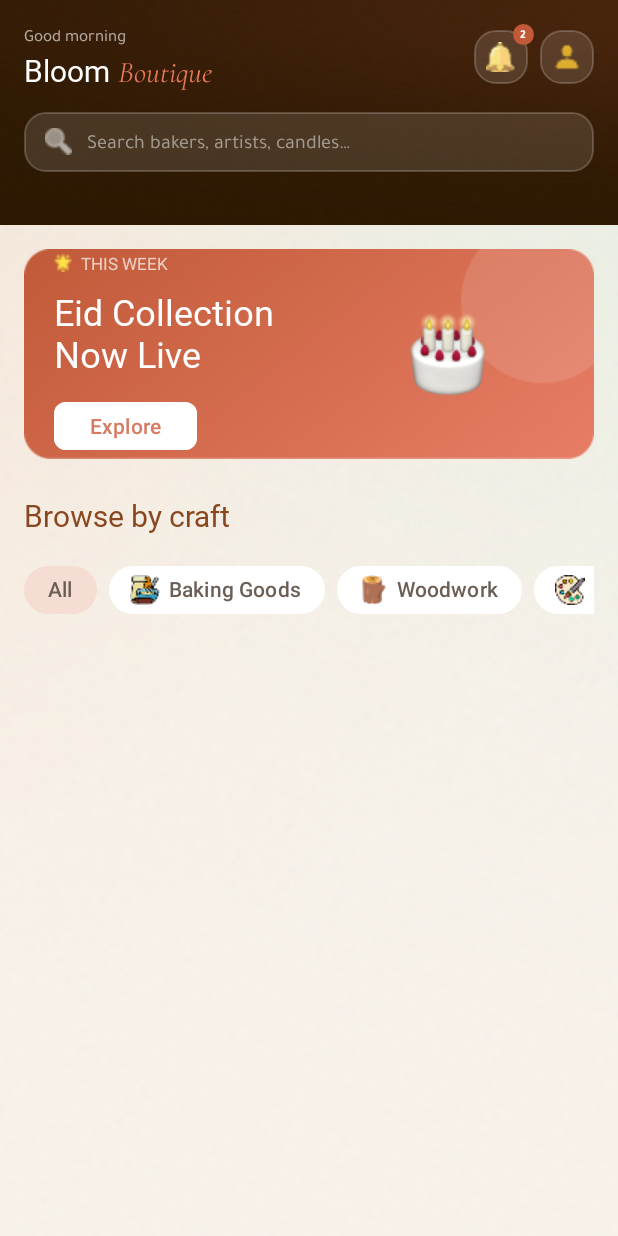
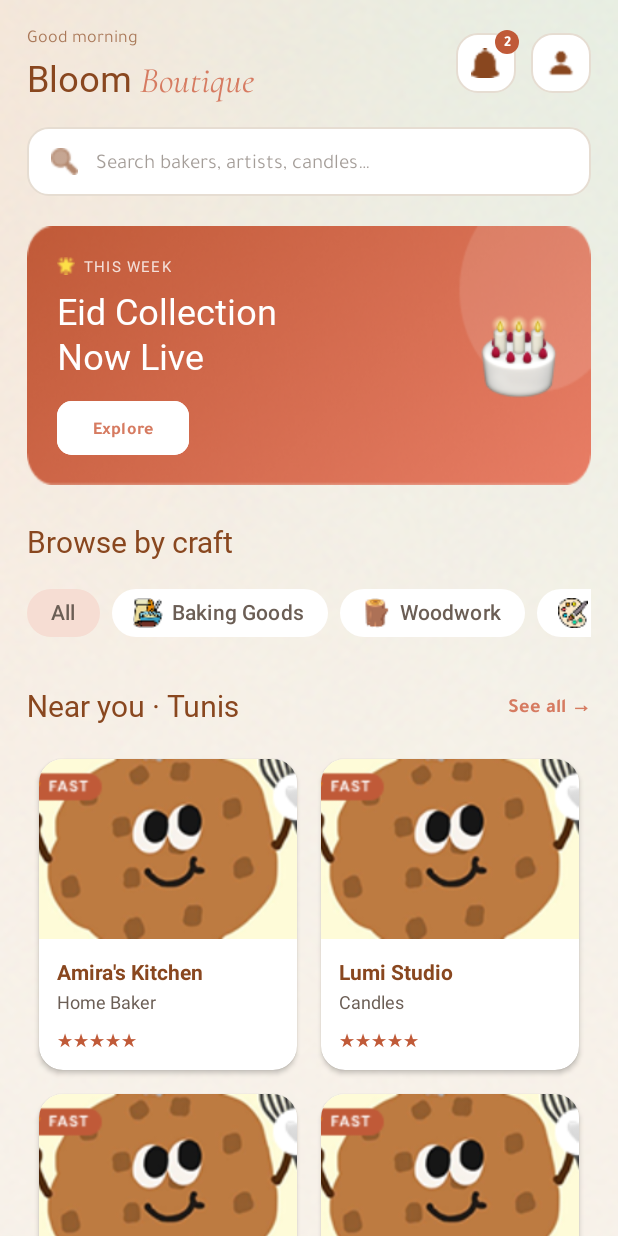
Before and after one commit to eya568/SoukHiraf, an Android app: the HomeActivity screen opened directly, with no data from a screen before it, on a phone screen of 412 x 824 dp. Run offline under Robolectric (Android 15) with nearby library versions, the phone set to English and light mode, and no system bars.

Commit message:
Refresh owner home with artisan grid
Revamp the owner home screen with a scrollable layout, updated search styling, craft filters, and a two-column artisan feed. Update the Artisan constructor to match the displayed data.

```diff
--- a/app/src/main/java/com/example/myapplication/Artisan.java
+++ b/app/src/main/java/com/example/myapplication/Artisan.java
@@ -6,7 +6,7 @@ public class Artisan {
     private String rating;
     private String price;
     private int imageResId;
-    public Artisan(String name, String craft, String rating, String price, int imageResId) {
+    public Artisan(String name, String craft, String rating, int imageResId) {
         this.name = name;
         this.craft = craft;
         this.rating = rating;
--- a/app/src/main/java/com/example/myapplication/HomeActivity.java
+++ b/app/src/main/java/com/example/myapplication/HomeActivity.java
@@ -1,4 +1,6 @@
 package com.example.myapplication;
+
+import static com.example.myapplication.R.*;
 
 import android.os.Bundle;
 
@@ -7,6 +9,11 @@ import androidx.appcompat.app.AppCompatActivity;
 import androidx.core.graphics.Insets;
 import androidx.core.view.ViewCompat;
 import androidx.core.view.WindowInsetsCompat;
+import androidx.recyclerview.widget.GridLayoutManager;
+import androidx.recyclerview.widget.RecyclerView;
+
+import java.util.ArrayList;
+import java.util.List;
 
 public class HomeActivity extends AppCompatActivity {
 
@@ -20,6 +27,23 @@ public class HomeActivity extends AppCompatActivity {
             v.setPadding(systemBars.left, systemBars.top, systemBars.right, systemBars.bottom);
             return insets;
         });
+        // 1. Find the RecyclerView
+        RecyclerView recyclerView = findViewById(R.id.rvArtisans);
 
+        // 2. Set it to a 2-column Grid
+        recyclerView.setLayoutManager(new GridLayoutManager(this, 2));
+
+        // 3. Create some dummy data using your Artisan class
+        List<Artisan> artisanList = new ArrayList<>();
+
+        // Replace R.drawable.placeholder_image with actual images if you have them in your drawable folder!
+        artisanList.add(new Artisan("Amira's Kitchen", "Home Baker", "35 DT+", R.drawable.placeholder_image));
+        artisanList.add(new Artisan("Lumi Studio", "Candles", "18 DT+", R.drawable.placeholder_image));
+        artisanList.add(new Artisan("Pottery Haven", "Ceramics", "35 DT+", R.drawable.placeholder_image));
+        artisanList.add(new Artisan("Goody Shop", "Knitting", "35 DT+", R.drawable.placeholder_image));
+
+        // 4. Create the Adapter and attach it
+        ArtisanAdapter adapter = new ArtisanAdapter(artisanList);
+        recyclerView.setAdapter(adapter);
     }
 }
--- a/app/src/main/res/drawable/bg_search_bar.xml
+++ b/app/src/main/res/drawable/bg_search_bar.xml
@@ -1,7 +1,9 @@
 <?xml version="1.0" encoding="utf-8"?>
 <shape xmlns:android="http://schemas.android.com/apk/res/android"
     android:shape="rectangle">
-    <solid android:color="#1FFFFFFF" />
+    <solid android:color="#FFFFFF" />
+    <stroke
+        android:width="1dp"
+        android:color="#E6DDD2" />
     <corners android:radius="14dp" />
-    <stroke android:width="1dp" android:color="#33FFFFFF" />
 </shape>
--- a/app/src/main/res/layout/activity_home_owner.xml
+++ b/app/src/main/res/layout/activity_home_owner.xml
@@ -1,27 +1,26 @@
 <?xml version="1.0" encoding="utf-8"?>
-<LinearLayout xmlns:android="http://schemas.android.com/apk/res/android"
+<androidx.core.widget.NestedScrollView xmlns:android="http://schemas.android.com/apk/res/android"
     xmlns:app="http://schemas.android.com/apk/res-auto"
     xmlns:tools="http://schemas.android.com/tools"
     android:id="@+id/main"
     android:layout_width="match_parent"
     android:layout_height="match_parent"
     android:background="@drawable/default_background"
-    android:orientation="vertical"
+    android:fillViewport="true"
+    android:overScrollMode="never"
     tools:context=".HomeActivity">
 
     <LinearLayout
+        android:id="@+id/contentContainer"
         android:layout_width="match_parent"
-        android:layout_height="150dp"
-        android:background="@drawable/loading_background"
-        android:clipChildren="false"
-        android:clipToPadding="false"
+        android:layout_height="wrap_content"
         android:orientation="vertical"
-        android:paddingStart="16dp"
+        android:paddingStart="18dp"
         android:paddingTop="16dp"
-        android:paddingEnd="16dp"
-        android:paddingBottom="16dp"
-        android:shape="rectangle">
+        android:paddingEnd="18dp"
+        android:paddingBottom="28dp">
 
+        <!-- 1. Editorial Top Bar (No heavy brown box) -->
         <LinearLayout
             android:layout_width="match_parent"
             android:layout_height="wrap_content"
@@ -38,24 +37,25 @@
                 <TextView
                     android:layout_width="wrap_content"
                     android:layout_height="wrap_content"
-                    android:alpha="0.65"
+                    android:alpha="0.7"
                     android:fontFamily="@font/tajawal_regular"
                     android:text="@string/good_morning"
-                    android:textColor="@color/white"
-                    android:textSize="11sp" />
+                    android:textColor="@color/tertiary"
+                    android:textSize="12sp" />
 
                 <LinearLayout
                     android:layout_width="wrap_content"
                     android:layout_height="wrap_content"
+                    android:layout_marginTop="2dp"
                     android:orientation="horizontal">
 
                     <TextView
                         android:layout_width="wrap_content"
                         android:layout_height="wrap_content"
-                        android:fontFamily="@font/cormorant_garamond_regular"
+                        android:fontFamily="@font/cormorant_garamond_bold"
                         android:text="@string/bloom"
-                        android:textColor="@color/white"
-                        android:textSize="20sp" />
+                        android:textColor="@color/tertiary"
+                        android:textSize="24sp" />
 
                     <TextView
                         android:layout_width="wrap_content"
@@ -63,15 +63,15 @@
                         android:layout_marginStart="5dp"
                         android:fontFamily="@font/cormorant_garamond_italic"
                         android:text="@string/boutique"
-                        android:textColor="#E8795A"
-                        android:textSize="20sp" />
+                        android:textColor="#D67B61"
+                        android:textSize="24sp" />
                 </LinearLayout>
             </LinearLayout>
 
             <FrameLayout
                 android:id="@+id/btnNotifications"
-                android:layout_width="36dp"
-                android:layout_height="36dp"
+                android:layout_width="40dp"
+                android:layout_height="40dp"
                 android:background="@drawable/bg_search_bar"
                 android:clickable="true"
                 android:clipChildren="false"
@@ -82,28 +82,30 @@
                     android:layout_height="20dp"
                     android:layout_gravity="center"
                     android:contentDescription="@null"
-                    android:src="@drawable/ic_notification" />
+                    android:src="@drawable/ic_notification"
+                    app:tint="@color/tertiary" />
 
                 <TextView
                     android:id="@+id/tvBadge"
-                    android:layout_width="14dp"
-                    android:layout_height="14dp"
+                    android:layout_width="16dp"
+                    android:layout_height="16dp"
                     android:layout_gravity="top|end"
-                    android:layout_marginTop="-4dp"
-                    android:layout_marginEnd="-4dp"
+                    android:layout_marginTop="-2dp"
+                    android:layout_marginEnd="-2dp"
                     android:background="@drawable/bg_badge"
                     android:fontFamily="@font/tajawal_bold"
                     android:gravity="center"
                     android:text="2"
                     android:textColor="@color/white"
-                    android:textSize="8sp" />
+                    android:textSize="10sp"
+                    tools:ignore="SmallSp" />
             </FrameLayout>
 
             <FrameLayout
                 android:id="@+id/btnProfile"
-                android:layout_width="36dp"
-                android:layout_height="36dp"
-                android:layout_marginStart="8dp"
+                android:layout_width="40dp"
+                android:layout_height="40dp"
+                android:layout_marginStart="10dp"
                 android:background="@drawable/bg_search_bar"
                 android:clickable="true"
                 android:focusable="true">
@@ -113,33 +115,35 @@
                     android:layout_height="20dp"
                     android:layout_gravity="center"
                     android:contentDescription="@null"
-                    android:src="@drawable/ic_profile" />
+                    android:src="@drawable/ic_profile"
+                    app:tint="@color/tertiary" />
             </FrameLayout>
         </LinearLayout>
 
+        <!-- 2. Clean Search Bar -->
         <LinearLayout
             android:layout_width="match_parent"
-            android:layout_height="40dp"
-            android:layout_marginTop="14dp"
+            android:layout_height="46dp"
+            android:layout_marginTop="16dp"
             android:background="@drawable/bg_search_bar"
             android:gravity="center_vertical"
             android:orientation="horizontal"
-            android:paddingStart="14dp"
-            android:paddingEnd="14dp">
+            android:paddingStart="16dp"
+            android:paddingEnd="16dp">
 
             <ImageView
                 android:layout_width="18dp"
                 android:layout_height="18dp"
-                android:alpha="0.6"
+                android:alpha="0.65"
                 android:contentDescription="@null"
                 android:src="@drawable/ic_search"
-                app:tint="@color/white" />
+                app:tint="@color/tertiary" />
 
             <EditText
                 android:id="@+id/etSearch"
                 android:layout_width="match_parent"
                 android:layout_height="match_parent"
-                android:layout_marginStart="10dp"
+                android:layout_marginStart="12dp"
                 android:autofillHints="@null"
                 android:background="@null"
                 android:fontFamily="@font/tajawal_regular"
@@ -147,40 +151,28 @@
                 android:imeOptions="actionSearch"
                 android:inputType="text"
                 android:maxLines="1"
-                android:textColor="@color/white"
-                android:textColorHint="#80FFFFFF"
-                android:textSize="13sp" />
-        </LinearLayout>
+                android:textColor="@color/tertiary"
+                android:textColorHint="#804A3B32"
+                android:textSize="14sp" />
         </LinearLayout>
 
-    <ScrollView
-        android:layout_width="match_parent"
-        android:layout_height="0dp"
-        android:layout_weight="1"
-        android:fillViewport="true"
-        android:overScrollMode="never">
-
-        <LinearLayout
-            android:id="@+id/contentContainer"
+        <!-- 3. Featured Collection Card (Now the true hero banner) -->
+        <androidx.constraintlayout.widget.ConstraintLayout
             android:layout_width="match_parent"
             android:layout_height="wrap_content"
-            android:orientation="vertical"
-            android:paddingStart="16dp"
-            android:paddingTop="16dp"
-            android:paddingEnd="16dp"
-            android:paddingBottom="16dp">
-            <androidx.constraintlayout.widget.ConstraintLayout
-                android:layout_width="match_parent"
-                android:layout_height="140dp"
-                android:background="@drawable/circle_card">
+            android:layout_marginTop="20dp"
+            android:background="@drawable/circle_card"
+            android:minHeight="152dp"
+            android:padding="20dp">
 
             <LinearLayout
                 android:id="@+id/linearLayout"
-                    android:layout_width="wrap_content"
+                android:layout_width="0dp"
                 android:layout_height="wrap_content"
-                    android:layout_marginStart="20dp"
+                android:layout_marginEnd="16dp"
                 android:orientation="vertical"
                 app:layout_constraintBottom_toBottomOf="parent"
+                app:layout_constraintEnd_toStartOf="@+id/imageView5"
                 app:layout_constraintStart_toStartOf="parent"
                 app:layout_constraintTop_toTopOf="parent">
 
@@ -193,6 +185,7 @@
                     <ImageView
                         android:layout_width="12dp"
                         android:layout_height="12dp"
+                        android:contentDescription="@null"
                         android:src="@drawable/ic_star"
                         app:tint="#FDE047" />
 
@@ -200,16 +193,18 @@
                         android:layout_width="wrap_content"
                         android:layout_height="wrap_content"
                         android:layout_marginStart="6dp"
+                        android:letterSpacing="0.08"
                         android:text="THIS WEEK"
-                            android:textColor="#B3FFFFFF"
-                            android:textSize="11sp" />
+                        android:textColor="#CCFFFFFF"
+                        android:textSize="10sp" />
                 </LinearLayout>
 
                 <TextView
                     android:layout_width="wrap_content"
                     android:layout_height="wrap_content"
-                        android:layout_marginTop="8dp"
+                    android:layout_marginTop="6dp"
                     android:fontFamily="@font/cormorant_garamond_semi_bold"
+                    android:lineSpacingExtra="2dp"
                     android:text="Eid Collection&#10;Now Live"
                     android:textColor="@color/white"
                     android:textSize="24sp" />
@@ -218,27 +213,33 @@
                     android:id="@+id/btnExplore"
                     android:layout_width="wrap_content"
                     android:layout_height="36dp"
-                        android:layout_marginTop="16dp"
+                    android:layout_marginTop="14dp"
                     android:backgroundTint="@color/white"
+                    android:fontFamily="@font/tajawal_bold"
                     android:insetTop="0dp"
-                        android:insetBottom="4dp"
+                    android:insetBottom="0dp"
+                    android:paddingStart="18dp"
+                    android:paddingEnd="18dp"
                     android:text="Explore"
+                    android:textAllCaps="false"
                     android:textColor="#D67B61"
-                        app:cornerRadius="8dp" />
+                    android:textSize="12sp"
+                    app:cornerRadius="10dp" />
             </LinearLayout>
 
             <ImageView
                 android:id="@+id/imageView5"
-                    android:layout_width="wrap_content"
-                    android:layout_height="wrap_content"
-                    android:layout_marginStart="88dp"
-                    android:layout_marginTop="42dp"
-                    app:layout_constraintStart_toEndOf="@+id/linearLayout"
+                android:layout_width="56dp"
+                android:layout_height="56dp"
+                android:contentDescription="@null"
+                app:layout_constraintBottom_toBottomOf="parent"
+                app:layout_constraintEnd_toEndOf="parent"
                 app:layout_constraintTop_toTopOf="parent"
                 app:srcCompat="@drawable/ic_cake" />
 
         </androidx.constraintlayout.widget.ConstraintLayout>
 
+        <!-- 4. Craft Filter Section -->
         <TextView
             android:layout_width="wrap_content"
             android:layout_height="wrap_content"
@@ -246,23 +247,22 @@
             android:fontFamily="@font/cormorant_garamond_bold"
             android:text="Browse by craft"
             android:textColor="@color/tertiary"
-                android:textSize="20sp"/>
+            android:textSize="20sp" />
 
         <HorizontalScrollView
             android:layout_width="match_parent"
             android:layout_height="wrap_content"
-                android:layout_marginTop="12dp"
-                android:scrollbars="none"
-                android:overScrollMode="never">
+            android:layout_marginTop="10dp"
+            android:overScrollMode="never"
+            android:scrollbars="none">
 
             <com.google.android.material.chip.ChipGroup
                 android:id="@+id/chipGroupMaking"
                 android:layout_width="wrap_content"
                 android:layout_height="wrap_content"
-                    app:singleSelection="true"
-                    app:selectionRequired="true"> <!-- Change to TRUE and WRAP_CONTENT -->
+                app:selectionRequired="true"
+                app:singleSelection="true">
 
-                    <!-- NEW: The "All" Chip -->
                 <com.google.android.material.chip.Chip
                     android:id="@+id/chipAll"
                     style="@style/SoukChipStyle"
@@ -271,7 +271,6 @@
                     android:checked="true"
                     android:text="All" />
 
-                    <!-- The rest of the copied chips -->
                 <com.google.android.material.chip.Chip
                     android:id="@+id/chipBakingGoods"
                     style="@style/SoukChipStyle"
@@ -332,9 +331,40 @@
 
         </HorizontalScrollView>
 
+        <!-- 5. Artisan Feed Header & Grid -->
+        <LinearLayout
+            android:layout_width="match_parent"
+            android:layout_height="wrap_content"
+            android:layout_marginTop="24dp"
+            android:gravity="center_vertical"
+            android:orientation="horizontal">
+
+            <TextView
+                android:layout_width="0dp"
+                android:layout_height="wrap_content"
+                android:layout_weight="1"
+                android:fontFamily="@font/cormorant_garamond_bold"
+                android:text="Near you · Tunis"
+                android:textColor="@color/tertiary"
+                android:textSize="20sp" />
+
+            <TextView
+                android:id="@+id/tvSeeAll"
+                android:layout_width="wrap_content"
+                android:layout_height="wrap_content"
+                android:fontFamily="@font/tajawal_bold"
+                android:text="See all →"
+                android:textColor="#D67B61"
+                android:textSize="13sp" />
+        </LinearLayout>
+
+        <androidx.recyclerview.widget.RecyclerView
+            android:id="@+id/rvArtisans"
+            android:layout_width="match_parent"
+            android:layout_height="wrap_content"
+            android:layout_marginTop="14dp"
+            android:nestedScrollingEnabled="false" />
 
     </LinearLayout>
 
-    </ScrollView>
-
-</LinearLayout>
+</androidx.core.widget.NestedScrollView>
```
Lines whose indentation alone changed are shown as unchanged.
